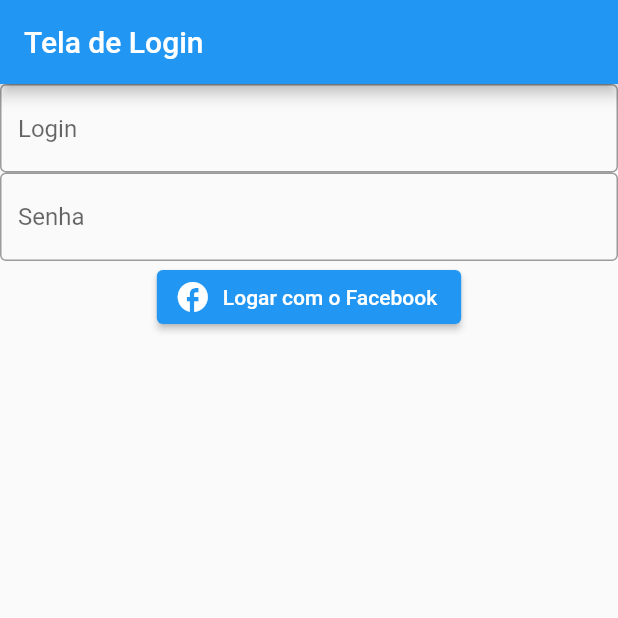
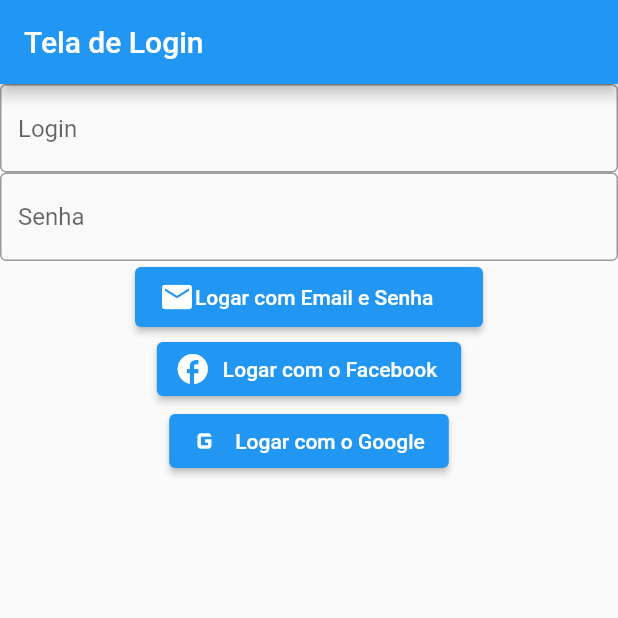
Before and after one commit to andreyquadros/facebook-auth-base, a Flutter app: the screen it shows after launch, on a phone screen of 412 x 824 dp, the top half of it. Run offline on Flutter 3.47's test engine with Material 2 defaults, Android fonts, the phone set to English and light mode, and no system bars; our stand-ins replace cloud_firestore, firebase_auth, firebase_core, get, google_sign_in; missing offline and left inert: flutter_facebook_auth; accounts and stored records are empty.

Commit message:
1.2 - facebook, google auth base

```diff
--- a/lib/login.dart
+++ b/lib/login.dart
@@ -3,6 +3,7 @@ import 'package:firebase_auth/firebase_auth.dart';
 import 'package:flutter/material.dart';
 import 'package:flutter_facebook_auth/flutter_facebook_auth.dart';
 import 'package:get/get.dart';
+import 'package:google_sign_in/google_sign_in.dart';
 import 'package:integration_facebook_auth/home_screen.dart';
 
 class LoginScreen extends StatefulWidget {
@@ -21,6 +22,7 @@ class _LoginScreenState extends State<LoginScreen> {
       loading = true;
     });
 
+
     try{
       final facebookLoginResult = await FacebookAuth.instance.login();
       final userData = await FacebookAuth.instance.getUserData();
@@ -32,23 +34,61 @@ class _LoginScreenState extends State<LoginScreen> {
         'imageUrl': userData['picture']['data']['url'],
         'name' : userData['name'],
       });
-        Get.to(()=> HomeScreen());
+        Get.off(()=> const HomeScreen());
     }on FirebaseAuthException catch(e){
+      print('O erro em questão foi o: ${e}');
       var title = '';
       switch (e.code){
         case 'account-exists-with-different-credential':
           title = 'Esta conta existe com uma credencial diferente';
           break;
       }
-
     }finally{
       setState(){
         loading = false;
       }
     }
+  }
 
+  void logarGoogle() async {
 
+    setState((){
+      loading = true;
+    });
+
+    try{
+      final GoogleSignInAccount? googleUser = await GoogleSignIn().signIn();
+      final GoogleSignInAuthentication? googleAuth = await googleUser?.authentication;
+      final credential = GoogleAuthProvider.credential(
+        accessToken: googleAuth?.accessToken,
+        idToken: googleAuth?.idToken,
+      );
+      final googleUserData = await FirebaseAuth.instance.signInWithCredential(credential);
+      print('Os dados do Google são: ${googleUserData}');
+
+      await FirebaseFirestore.instance.collection('users').add({
+        'email': googleUser?.email,
+        'name' : googleUser?.displayName,
+      });
+
+      Get.off(()=> const HomeScreen());
+
+    }on FirebaseAuthException catch(e){
+      var title = '';
+      print('O erro em questão foi o: ${e}');
+      switch (e.code){
+        case 'account-exists-with-different-credential':
+          title = 'Esta conta existe com uma credencial diferente';
+          break;
+      }
+    }finally{
+      setState(){
+        loading = false;
+      }
+    }
   }
+
+  void logarEmailSenha() {}
 
   @override
   Widget build(BuildContext context) {
@@ -57,14 +97,14 @@ class _LoginScreenState extends State<LoginScreen> {
 
     return Scaffold(
       appBar: AppBar(
-        title: Text('Tela de Login'),
+        title: const Text('Tela de Login'),
       ),
       body: Column(
         children: [
           TextFormField(
             controller: _login,
             cursorColor: Colors.blue,
-            decoration: InputDecoration(
+            decoration: const InputDecoration(
               fillColor: Colors.blue,
               focusColor: Colors.blue,
               hoverColor: Colors.blue,
@@ -75,7 +115,7 @@ class _LoginScreenState extends State<LoginScreen> {
         TextFormField(
             controller: _senha,
             cursorColor: Colors.blue,
-            decoration: InputDecoration(
+            decoration: const InputDecoration(
               fillColor: Colors.blue,
               focusColor: Colors.blue,
               hoverColor: Colors.blue,
@@ -83,7 +123,46 @@ class _LoginScreenState extends State<LoginScreen> {
               hintText: 'Senha',
             ),
           ),
-          ElevatedButton.icon(onPressed: logarFacebook, icon: Icon(Icons.facebook), label: Text('Logar com o Facebook'))
+
+          ElevatedButton(
+              onPressed: logarGoogle,
+              style: ButtonStyle(
+                  backgroundColor: MaterialStateProperty.all(Colors.blue)),
+              child: loading
+                  ? Padding(
+                padding: const EdgeInsets.all(32.0),
+                child: Row(
+                  mainAxisSize: MainAxisSize.min,
+                  children: const [
+                    Text("Logando..."),
+                    SizedBox(
+                      width: 5,
+                    ),
+                    SizedBox(
+                      height: 20,
+                      width: 20,
+                      child: CircularProgressIndicator(
+                        valueColor: AlwaysStoppedAnimation(Colors.white),
+                        backgroundColor: Colors.blue,
+                        strokeWidth: 3,
+                      ),
+                    )
+                  ],
+                ),
+              )
+                  : SizedBox(
+                  height: 40,
+                    width: 200,
+                    child: Row(
+                      children: const [
+                        Icon(Icons.email),
+                        Text("Logar com Email e Senha"),
+                      ],
+                    ),
+                  )),
+
+          ElevatedButton.icon(onPressed: logarFacebook, icon: const Icon(Icons.facebook), label: const Text('Logar com o Facebook')),
+          ElevatedButton.icon(onPressed: logarGoogle, icon: const Icon(Icons.g_mobiledata), label: const Text('Logar com o Google')),
         ],
       ),
     );
--- a/pubspec.yaml
+++ b/pubspec.yaml
@@ -39,6 +39,8 @@ dependencies:
   firebase_core: ^2.2.0
   flutter_facebook_auth: ^5.0.6
   cloud_firestore: ^4.1.0
+  google_sign_in: ^5.4.2
+
 
 dev_dependencies:
   flutter_test:
```
Also changed, not shown: lib/home_screen.dart (+7 -0 lines), pubspec.lock, 1 other file.
